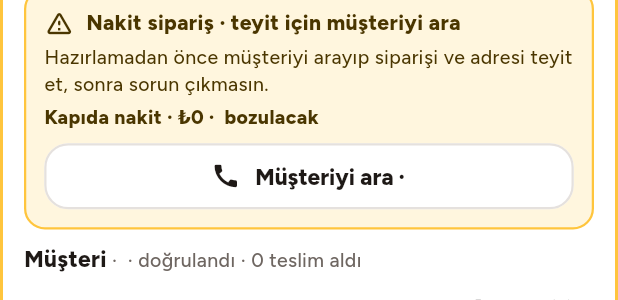
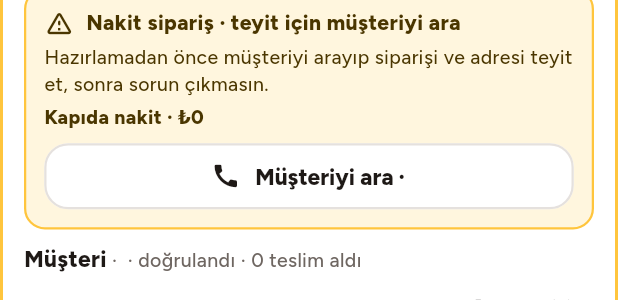
Before and after one commit to cankara46464646-eng/Doybi, a Flutter app: the PanelOrderCard widget shown alone on an empty page, opened directly with empty values, on a phone screen of 412 x 824 dp. Shown: the part 126-426 px from the top of the screen. Run offline on Flutter 3.47's test engine with Material 3 defaults, Android fonts, the phone set to English and light mode, and no system bars; our stand-ins replace flutter_map, geolocator, image_picker, latlong2, qr_flutter, share_plus and 1 more; missing offline and left inert: mobile_scanner; accounts and stored records are empty.

Commit message:
Para üstü seçimi kaldırıldı
- Sepette nakit seçince sadece 'kapıda kuryeye nakit' notu
- Esnaf, kurye ve takip ekranlarında para üstü yazıları kaldırıldı

Co-Authored-By: Claude Opus 5.5 <noreply@anthropic.com>
Claude-Session: https://claude.ai/code/session_01KybL2GwJ9n7Rcow3hZ5yWu

```diff
--- a/lib/screens/apply.dart
+++ b/lib/screens/apply.dart
@@ -242,7 +242,7 @@ class _ApplyScreenState extends State<ApplyScreen> {
         Box(
           padding: const EdgeInsets.symmetric(horizontal: 14, vertical: 4),
           child: Column(children: [
-            SwitchRow('Kapıda nakit', sub: 'Müşteri para üstü tutarını yazabilir', value: _cash, onChanged: (v) => setState(() => _cash = v)),
+            SwitchRow('Kapıda nakit', sub: 'Müşteri kapıda kuryeye nakit öder', value: _cash, onChanged: (v) => setState(() => _cash = v)),
             SwitchRow('Kapıda kredi / banka kartı', sub: 'Kurye POS cihazı götürür', value: _card, onChanged: (v) => setState(() => _card = v)),
           ]),
         ),
--- a/lib/screens/business/panel.dart
+++ b/lib/screens/business/panel.dart
@@ -227,10 +227,7 @@ class PanelOrderCard extends StatelessWidget {
                 const SizedBox(height: 4),
                 Text('Hazırlamadan önce müşteriyi arayıp siparişi ve adresi teyit et, sonra sorun çıkmasın.', style: body(13, color: C.noteInk)),
                 const SizedBox(height: 4),
-                Text(
-                  'Kapıda nakit · ${tl(o.total)}${o.change != null && o.change != 'Tam para' ? ' · ${o.change} bozulacak' : ' · tam para'}',
-                  style: body(13, color: C.noteInk, weight: FontWeight.w800),
-                ),
+                Text('Kapıda nakit · ${tl(o.total)}', style: body(13, color: C.noteInk, weight: FontWeight.w800)),
                 const SizedBox(height: 8),
                 BigButton('Müşteriyi ara · ${maskTr(o.phone)}', outlined: true, height: 44, icon: Icons.call,
                     onPressed: () => callPhone(context, '0${o.phone}', who: 'Müşterinin numarası')),
@@ -240,10 +237,7 @@ class PanelOrderCard extends StatelessWidget {
             Container(
               padding: const EdgeInsets.all(12),
               decoration: BoxDecoration(color: C.note, borderRadius: BorderRadius.circular(14)),
-              child: Text(
-                'Kapıda nakit · ${tl(o.total)}${o.change != null && o.change != 'Tam para' ? ' · ${o.change} bozulacak' : ' · tam para'}',
-                style: body(14, color: C.noteInk, weight: FontWeight.w800),
-              ),
+              child: Text('Kapıda nakit · ${tl(o.total)}', style: body(14, color: C.noteInk, weight: FontWeight.w800)),
             ),
           const SizedBox(height: 10),
           Text.rich(TextSpan(children: [
--- a/lib/screens/business/settings.dart
+++ b/lib/screens/business/settings.dart
@@ -256,7 +256,7 @@ class _SettingsScreenState extends State<SettingsScreen> {
             padding: const EdgeInsets.symmetric(horizontal: 14, vertical: 8),
             child: Column(crossAxisAlignment: CrossAxisAlignment.start, children: [
               Text('Müşteri yalnızca açık olanları görür. Tahsilatı kuryen yapar, Doybi ödeme almaz.', style: body(13, color: C.muted)),
-              SwitchRow('Kapıda nakit', sub: 'Müşteri para üstü tutarını yazabilir', value: r.cash, onChanged: (v) {
+              SwitchRow('Kapıda nakit', sub: 'Müşteri kapıda kuryeye nakit öder', value: r.cash, onChanged: (v) {
                 if (!v && !r.card) {
                   setState(() => _payMsg = true);
                   return;
--- a/lib/screens/tracking.dart
+++ b/lib/screens/tracking.dart
@@ -230,7 +230,7 @@ class _TrackingScreenState extends State<TrackingScreen> {
                 Text(
                   o.status == OrderStatus.teslim
                       ? (o.collected ? 'Ödendi · ${o.collectedVia == 'pos' ? 'POS ile' : 'nakit'}' : 'Kuryeye ödendi')
-                      : '${o.restaurantName} · ${o.count} ürün · ${tl(o.total)}${o.change != null && o.payment == 'nakit' && o.change != 'Tam para' ? ' · ${o.change} bozulacak' : ''}',
+                      : '${o.restaurantName} · ${o.count} ürün · ${tl(o.total)}',
                   style: body(13, color: C.muted),
                 ),
               ],
```
Also changed, not shown: lib/screens/business/courier.dart (+1 -9 lines), lib/screens/cart.dart (+2 -22 lines).
